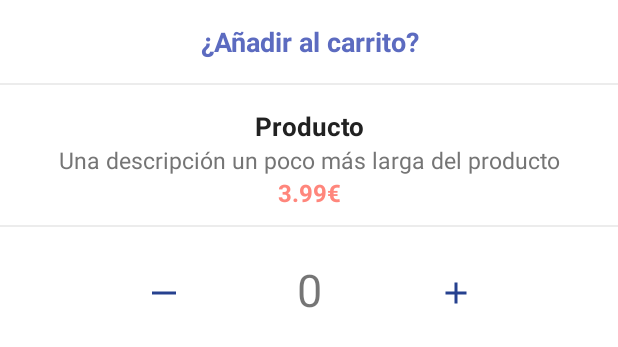
After one commit to fer227/ServitPlus, an Android app: the layout layout_bottom_sheet.xml on its own in the app's theme, with its tools: preview values and no code run, on a phone screen of 412 x 824 dp. The commit adds this screen. Shown: the top 347 px of the screen. Run offline under Robolectric (Android 15) with nearby library versions, the phone set to English and light mode, and no system bars.

Commit message:
Modal para seleccionar la cantidad

```diff
--- a/app/build.gradle
+++ b/app/build.gradle
@@ -39,6 +39,7 @@ dependencies {
     implementation 'com.squareup.retrofit2:converter-gson:2.1.0'
     implementation 'androidx.recyclerview:recyclerview:1.1.0'
     implementation "androidx.cardview:cardview:1.0.0"
+    implementation "com.makeramen:roundedimageview:2.3.0"
     testImplementation 'junit:junit:4.+'
     androidTestImplementation 'androidx.test.ext:junit:1.1.2'
     androidTestImplementation 'androidx.test.espresso:espresso-core:3.3.0'
--- /dev/null
+++ b/app/src/main/res/drawable-v24/bottom_sheet_background.xml
@@ -0,0 +1,6 @@
+<?xml version="1.0" encoding="utf-8"?>
+<shape xmlns:android="http://schemas.android.com/apk/res/android"
+    android:shape="rectangle">
+    <solid android:color="@color/white"/>
+    <corners android:topLeftRadius="20dp" android:topRightRadius="20dp"/>
+</shape>
--- /dev/null
+++ b/app/src/main/res/drawable/add.xml
@@ -0,0 +1,10 @@
+<vector xmlns:android="http://schemas.android.com/apk/res/android"
+    android:width="24dp"
+    android:height="24dp"
+    android:viewportWidth="24"
+    android:viewportHeight="24"
+    android:tint="?attr/colorControlNormal">
+  <path
+      android:fillColor="@android:color/white"
+      android:pathData="M19,13h-6v6h-2v-6H5v-2h6V5h2v6h6v2z"/>
+</vector>
--- /dev/null
+++ b/app/src/main/res/drawable/resta.xml
@@ -0,0 +1,11 @@
+<vector xmlns:android="http://schemas.android.com/apk/res/android"
+    android:width="24dp"
+    android:height="24dp"
+    android:viewportWidth="24"
+    android:viewportHeight="24"
+    android:tint="?attr/colorControlNormal">
+  <path
+      android:fillColor="@android:color/white"
+      android:pathData="M4,11h16v2h-16z"
+      android:fillType="evenOdd"/>
+</vector>
--- /dev/null
+++ b/app/src/main/res/layout/layout_bottom_sheet.xml
@@ -0,0 +1,123 @@
+<?xml version="1.0" encoding="utf-8"?>
+<LinearLayout xmlns:android="http://schemas.android.com/apk/res/android"
+    xmlns:app="http://schemas.android.com/apk/res-auto"
+    xmlns:tools="http://schemas.android.com/tools"
+    android:layout_width="match_parent"
+    android:layout_height="wrap_content"
+    android:id="@+id/bottom_container"
+    android:orientation="vertical"
+    android:background="@drawable/bottom_sheet_background">
+
+    <TextView
+        android:layout_width="match_parent"
+        android:layout_height="wrap_content"
+        android:gravity="center"
+        android:padding="15dp"
+        android:text="¿Añadir al carrito?"
+        android:textColor="@color/colorSecondary"
+        android:textSize="18dp"
+        android:textStyle="bold"/>
+
+    <View
+        android:layout_width="match_parent"
+        android:layout_height="1dp"
+        android:layout_marginBottom="10dp"
+        android:background="@color/divider"/>
+
+    <LinearLayout
+        android:layout_width="match_parent"
+        android:layout_height="wrap_content"
+        android:orientation="vertical"
+        android:gravity="center"
+        android:padding="5dp">
+
+        <TextView
+            android:layout_width="match_parent"
+            android:textAlignment="center"
+            android:layout_height="wrap_content"
+            android:text="Producto"
+            android:id="@+id/modal_producto"
+            android:textColor="@color/primaryText"
+            android:textSize="17sp"
+            android:textStyle="bold"/>
+
+        <TextView
+            android:layout_width="match_parent"
+            android:textAlignment="center"
+            android:layout_height="wrap_content"
+            android:text="Una descripción un poco más larga del producto"
+            android:id="@+id/modal_descripcion"
+            android:textColor="@color/secondaryText"
+            android:textSize="15sp"/>
+
+        <TextView
+            android:layout_width="match_parent"
+            android:layout_height="wrap_content"
+            android:textAlignment="center"
+            android:text="3.99€"
+            android:id="@+id/modal_precio"
+            android:textColor="@color/colorPrimaryVariant"
+            android:textSize="16sp"
+            android:textStyle="bold"/>
+    </LinearLayout>
+
+    <View
+        android:layout_width="match_parent"
+        android:layout_height="1dp"
+        android:layout_marginBottom="10dp"
+        android:layout_marginTop="5dp"
+        android:background="@color/divider"/>
+
+    <androidx.constraintlayout.widget.ConstraintLayout
+        android:layout_width="match_parent"
+        android:layout_height="wrap_content"
+        android:background="?android:attr/selectableItemBackground"
+        android:clickable="true"
+        android:focusable="true"
+        android:gravity="center_vertical"
+        android:orientation="horizontal"
+        android:padding="6dp">
+
+        <ImageButton
+            android:layout_width="50dp"
+            android:layout_height="50dp"
+            android:layout_marginStart="30dp"
+            android:background="@color/white"
+            android:src="@drawable/resta"
+            android:tint="@color/colorOnSecondary"
+            app:layout_constraintBottom_toBottomOf="parent"
+            app:layout_constraintEnd_toStartOf="@+id/textView"
+            app:layout_constraintHorizontal_bias="0.5"
+            app:layout_constraintStart_toStartOf="parent"
+            app:layout_constraintTop_toTopOf="parent" />
+
+        <TextView
+            android:id="@+id/textView"
+            android:layout_width="50dp"
+            android:layout_height="50dp"
+            android:layout_marginTop="5dp"
+            android:text="0"
+            android:textAlignment="center"
+            android:textSize="30sp"
+            app:layout_constraintBottom_toBottomOf="parent"
+            app:layout_constraintEnd_toEndOf="parent"
+            app:layout_constraintHorizontal_bias="0.5"
+            app:layout_constraintStart_toStartOf="parent"
+            app:layout_constraintTop_toTopOf="parent" />
+
+        <ImageButton
+            android:layout_width="50dp"
+            android:layout_height="50dp"
+            android:layout_marginEnd="30dp"
+            android:background="@color/white"
+            android:src="@drawable/add"
+            android:tint="@color/colorOnSecondary"
+            app:layout_constraintBottom_toBottomOf="parent"
+            app:layout_constraintEnd_toEndOf="parent"
+            app:layout_constraintHorizontal_bias="0.5"
+            app:layout_constraintStart_toEndOf="@+id/textView"
+            app:layout_constraintTop_toTopOf="parent" />
+
+    </androidx.constraintlayout.widget.ConstraintLayout>
+
+</LinearLayout>
--- a/app/src/main/res/values/colors.xml
+++ b/app/src/main/res/values/colors.xml
@@ -20,4 +20,9 @@
 
     <color name="selected_color">#FFFFFF</color>
     <color name="unselected_color">#FF867C</color>
+
+    <color name="primaryText">#212121</color>
+    <color name="secondaryText">#757575</color>
+    <color name="divider">#ECECEC</color>
+
 </resources>
```
